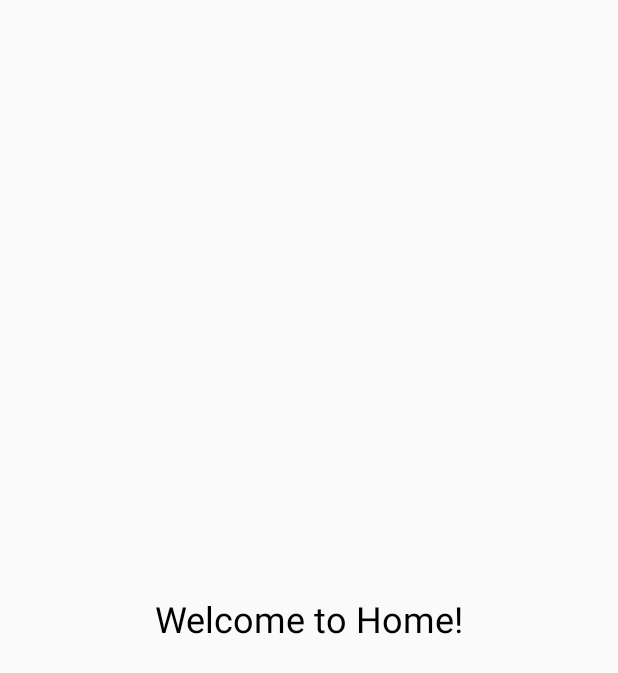
After one commit to Tadonoki/Kelompok_PusKesMah, an Android app: the HomeActivity screen opened directly, with no data from a screen before it, on a phone screen of 412 x 824 dp. The commit adds this screen. Shown: the top 673 px of the screen. Run offline under Robolectric (Android 15) with nearby library versions, the phone set to English and light mode, and no system bars.

Commit message:
AddHomeActivity

```diff
--- /dev/null
+++ b/app/src/main/java/com/example/kelompok_puskesmah/HomeActivity.kt
@@ -0,0 +1,11 @@
+package com.example.kelompok_puskesmah
+
+import android.os.Bundle
+import androidx.appcompat.app.AppCompatActivity
+
+class HomeActivity : AppCompatActivity() {
+    override fun onCreate(savedInstanceState: Bundle?) {
+        super.onCreate(savedInstanceState)
+        setContentView(R.layout.activity_home) // Menghubungkan layout activity_home.xml
+    }
+}
--- /dev/null
+++ b/app/src/main/res/layout/activity_home.xml
@@ -0,0 +1,22 @@
+<?xml version="1.0" encoding="utf-8"?>
+<androidx.constraintlayout.widget.ConstraintLayout xmlns:android="http://schemas.android.com/apk/res/android"
+    xmlns:app="http://schemas.android.com/apk/res-auto"
+    xmlns:tools="http://schemas.android.com/tools"
+    android:layout_width="match_parent"
+    android:layout_height="match_parent"
+    tools:context=".HomeActivity">
+
+    <TextView
+        android:id="@+id/textView"
+        android:layout_width="wrap_content"
+        android:layout_height="wrap_content"
+        android:text="Welcome to Home!"
+        android:textSize="24sp"
+        android:textColor="@android:color/black"
+        app:layout_constraintBottom_toBottomOf="parent"
+        app:layout_constraintEnd_toEndOf="parent"
+        app:layout_constraintHorizontal_bias="0.5"
+        app:layout_constraintStart_toStartOf="parent"
+        app:layout_constraintTop_toTopOf="parent"
+        app:layout_constraintVertical_bias="0.5" />
+</androidx.constraintlayout.widget.ConstraintLayout>
--- a/app/src/main/res/values/strings.xml
+++ b/app/src/main/res/values/strings.xml
@@ -1,3 +1,4 @@
 <resources>
     <string name="app_name">Kelompok_PusKesMah</string>
+    <string name="title_activity_home">HomeActivity</string>
 </resources>
```
Also changed, not shown: app/build.gradle.kts (+25 -0 lines), app/src/main/AndroidManifest.xml (+10 -6 lines), app/src/main/java/com/example/kelompok_puskesmah/MainActivity2.kt (+11 -2 lines), gradle/libs.versions.toml (+13 -0 lines).
